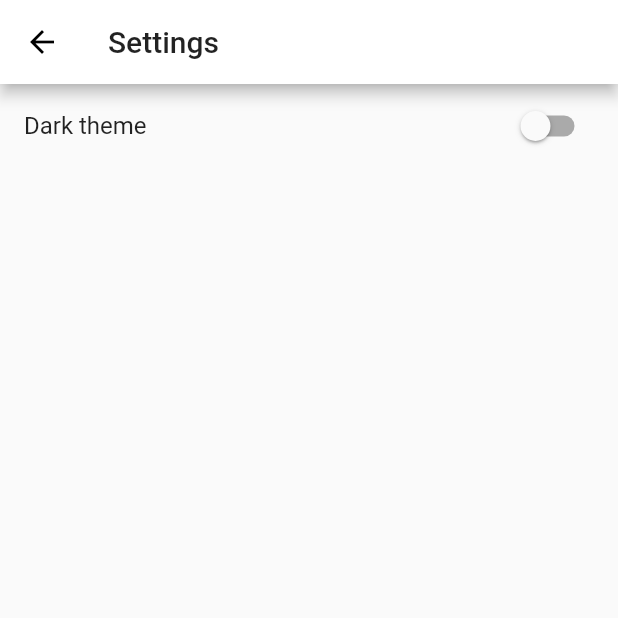
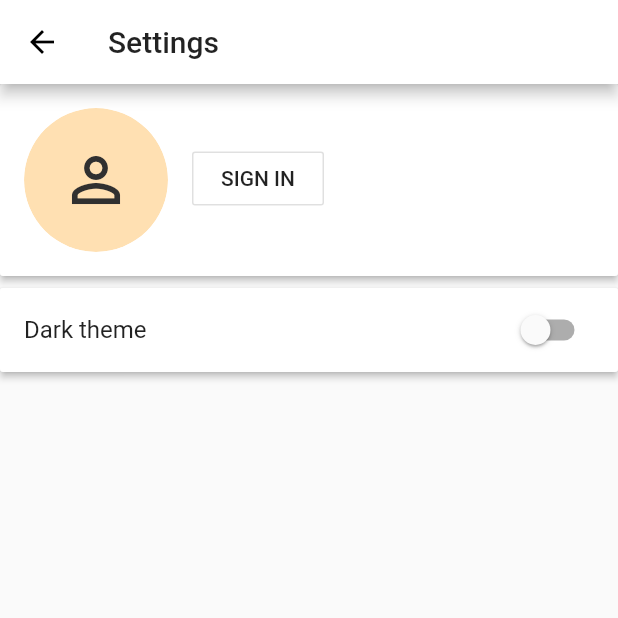
Before and after one commit to Evolitist/go_smoke-flutter, a Flutter app: the SettingsPage screen opened directly, on a phone screen of 412 x 824 dp, the top half of it. Run offline on Flutter 3.47's test engine with Material 2 defaults, Android fonts, the phone set to English and light mode, and no system bars; our stand-ins replace dartz, firebase_auth, firebase_messaging, flutter_local_notifications, flutter_map, geolocator and 4 more; accounts and stored records are empty; statements that could not run were skipped.

Commit message:
Move account info to settings screen

```diff
--- a/lib/pages/settings.dart
+++ b/lib/pages/settings.dart
@@ -1,4 +1,5 @@
 import 'package:flutter/material.dart';
+import '../services/auth.dart';
 import '../services/prefs.dart';
 
 class SettingsPage extends StatefulWidget {
@@ -8,6 +9,7 @@ class SettingsPage extends StatefulWidget {
 
 class _SettingsState extends State<SettingsPage> {
   final Prefs _prefs = Prefs();
+  final Auth _auth = Auth();
   bool isDark;
 
   @override
@@ -19,7 +21,73 @@ class _SettingsState extends State<SettingsPage> {
   Widget _buildListItem(BuildContext context, int index) {
     switch (index) {
       case 0:
-        return SwitchListTile(
+        return Material(
+          type: MaterialType.card,
+          elevation: 2.0,
+          child: Padding(
+            padding: EdgeInsets.all(16.0),
+            child: Row(
+              crossAxisAlignment: CrossAxisAlignment.start,
+              children: <Widget>[
+                ClipOval(
+                  child: CircleAvatar(
+                    backgroundImage: _auth.signedIn
+                        ? NetworkImage(_auth.currentUser.photoUrl)
+                        : null,
+                    child: _auth.signedIn
+                        ? null
+                        : LayoutBuilder(
+                            builder: (ctx, size) {
+                              return Icon(
+                                Icons.person_outline,
+                                size: size.biggest.width / 2.0,
+                                color: Colors.grey[850],
+                              );
+                            },
+                          ),
+                    radius: 48.0,
+                  ),
+                ),
+                SizedBox(width: 16.0),
+                Column(
+                  mainAxisSize: MainAxisSize.min,
+                  crossAxisAlignment: CrossAxisAlignment.start,
+                  children: <Widget>[
+                    Text(
+                      _auth.currentUser?.displayName ?? '',
+                      style: Theme.of(context).textTheme.title,
+                    ),
+                    OutlineButton(
+                      child: Text(_auth.signedIn ? 'SIGN OUT' : 'SIGN IN'),
+                      onPressed: _auth.signedIn
+                          ? () async {
+                              await _auth.signOut();
+                              setState(() {});
+                            }
+                          : () async {
+                              await _auth.googleSignIn();
+                              setState(() {});
+                            },
+                    ),
+                  ],
+                ),
+              ],
+            ),
+          ),
+        );
+      case 1:
+        return SizedBox(
+          height: 8.0,
+        );
+      case 2:
+        return Material(
+          type: MaterialType.card,
+          elevation: 2.0,
+          child: Column(
+            mainAxisSize: MainAxisSize.min,
+            crossAxisAlignment: CrossAxisAlignment.stretch,
+            children: <Widget>[
+              SwitchListTile(
                 title: const Text("Dark theme"),
                 value: isDark,
                 onChanged: (value) {
@@ -28,6 +96,9 @@ class _SettingsState extends State<SettingsPage> {
                     isDark = value;
                   });
                 },
+              ),
+            ],
+          ),
         );
       default:
         return null;
--- a/lib/services/auth.dart
+++ b/lib/services/auth.dart
@@ -26,7 +26,7 @@ class Auth {
 
   Future googleSignIn() async {
     GoogleSignInAccount googleUser =
-        await (_googleAuth.signInSilently() ?? _googleAuth.signIn());
+        await _googleAuth.signInSilently() ??  await _googleAuth.signIn();
     GoogleSignInAuthentication googleAuth = await googleUser.authentication;
     if (await _auth.currentUser() == null) {
       _currentUser = await _auth.signInWithGoogle(
```
Also changed, not shown: lib/pages/home.dart (+0 -59 lines). Lines whose indentation alone changed are shown as unchanged.
